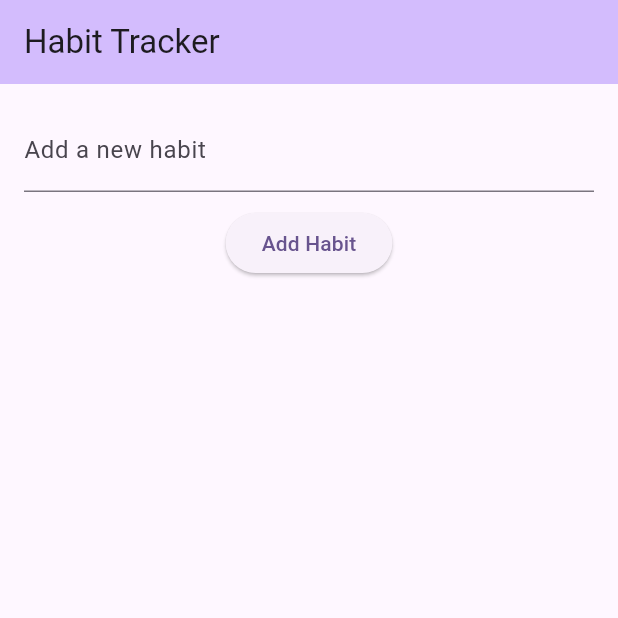
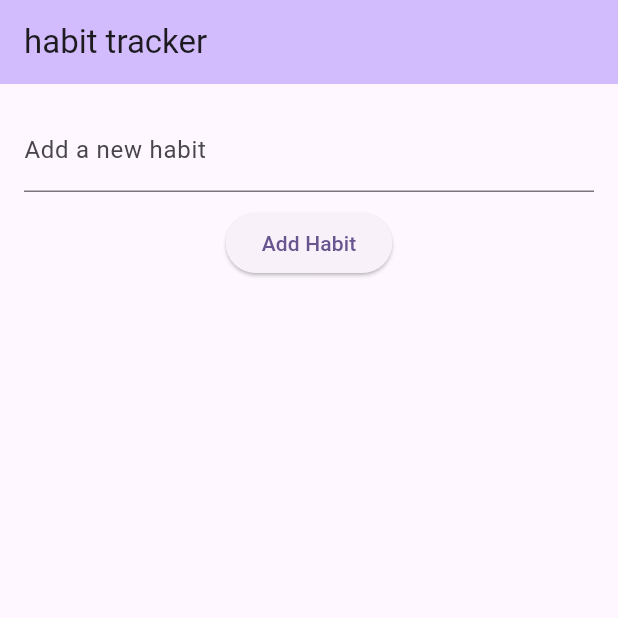
Before and after one commit to bcosta19/habit_tracker, a Flutter app: the screen it shows after launch, on a phone screen of 412 x 824 dp, the top half of it. Run offline on Flutter 3.47's test engine with Material 3 defaults, Android fonts, the phone set to English and light mode, and no system bars; our stand-ins replace sqflite, sqflite_common_ffi; accounts and stored records are empty.

Commit message:
new feature

```diff
--- a/lib/screens/home_screen.dart
+++ b/lib/screens/home_screen.dart
@@ -61,7 +61,7 @@ class _HomeScreenState extends State<HomeScreen> {
     return Scaffold(
       appBar: AppBar(
         backgroundColor: Theme.of(context).colorScheme.inversePrimary,
-        title: const Text('Habit Tracker'),
+        title: const Text('habit tracker'),
       ),
       body: Padding(
         padding: const EdgeInsets.all(16.0),
```
